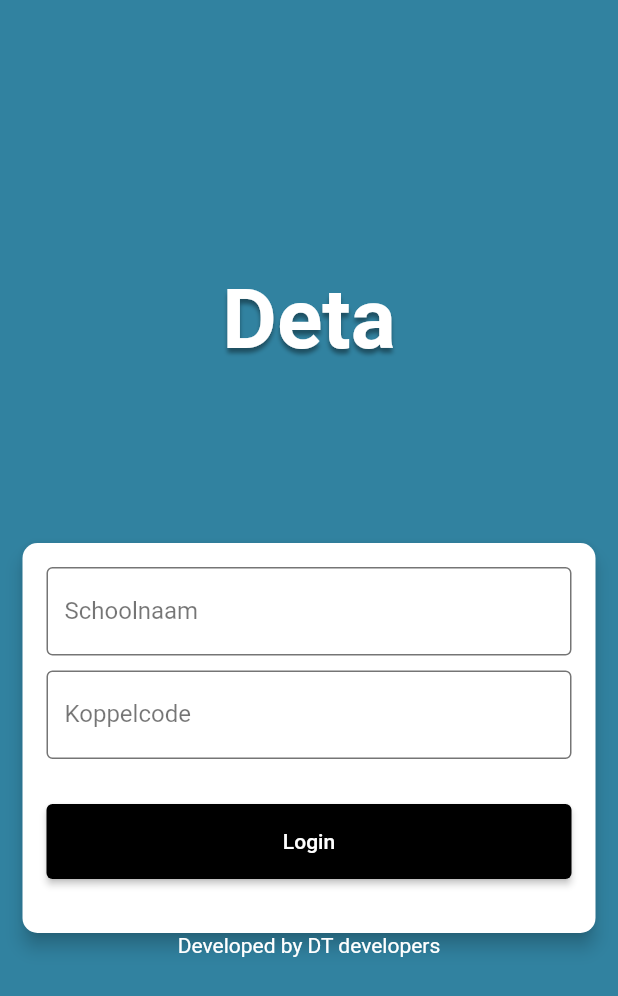
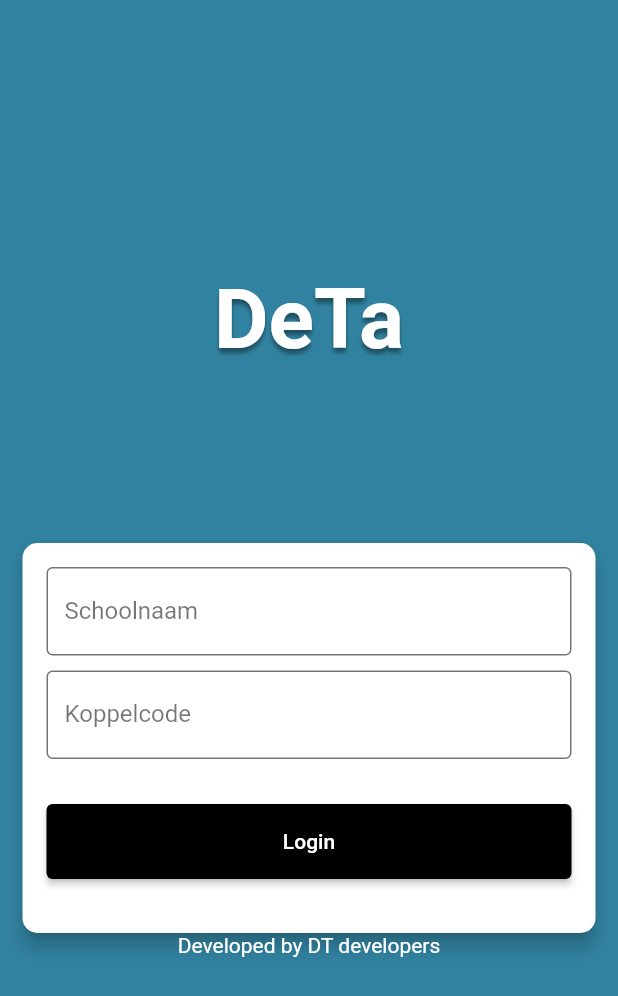
Before and after one commit to JoelMaljaars/IH1455XL, a Flutter app: the screen it shows after launch, on a phone screen of 412 x 824 dp. Shown: the top 996 px of the screen. Run offline on Flutter 3.47's test engine with Material 2 defaults, Android fonts, the phone set to English and light mode, and no system bars; our stand-ins replace hive; missing offline and left inert: zermelo; accounts and stored records are empty.

Commit message:
14-12 jeroen

```diff
--- a/lib/login.dart
+++ b/lib/login.dart
@@ -29,7 +29,7 @@ class LoginScreen extends StatelessWidget {
               Container(
                 margin: EdgeInsets.only(top: 180),
                 child: const Text(
-                  'Deta',
+                  'DeTa',
                   textAlign: TextAlign.center,
                   textScaleFactor: 4.0,
                   style: TextStyle(
```
